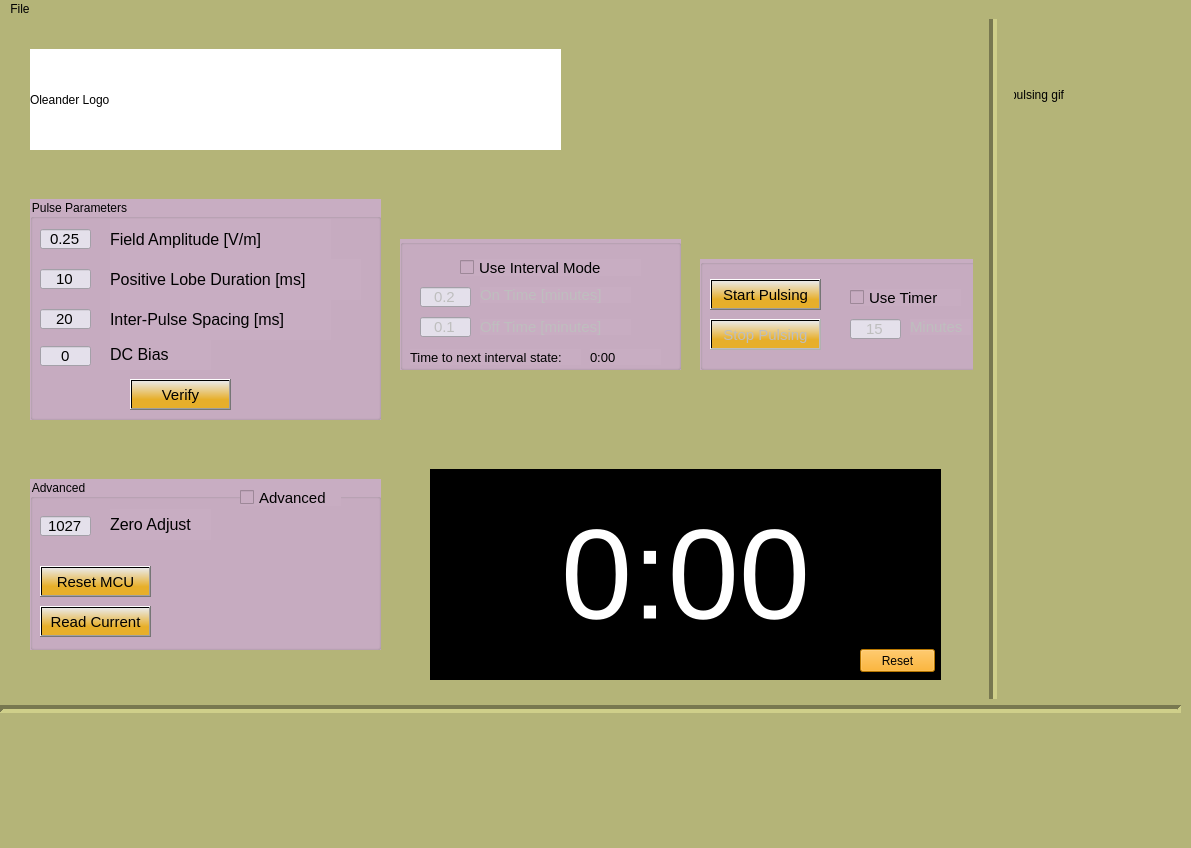
mallozzi/PythonUI, file UI_MainWindow.ui: the form before one commit.
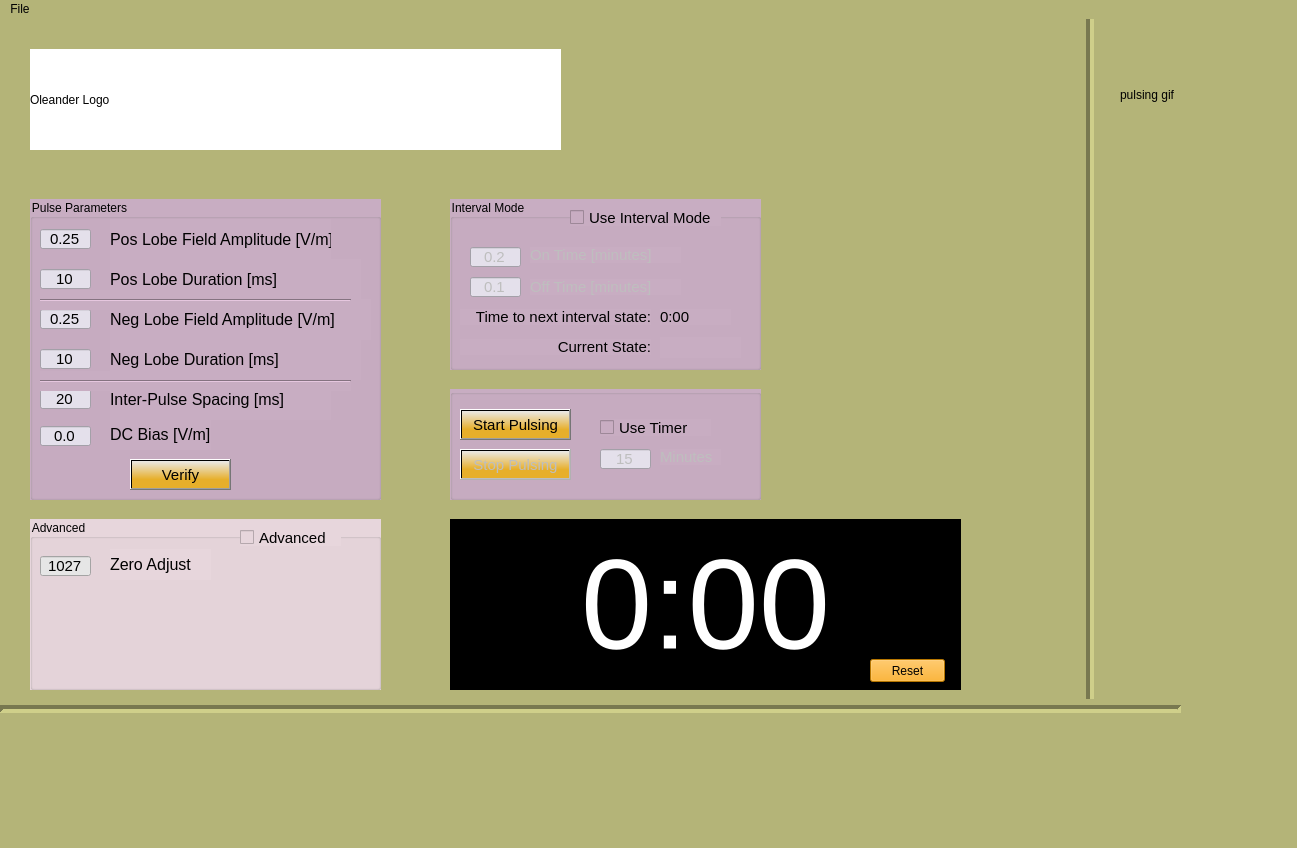
The form after the commit.

Commit message: independent control of positive and negative lobe. Some UI changes.

The edit to the form file:
```diff
--- a/UI_MainWindow.ui
+++ b/UI_MainWindow.ui
@@ -9,7 +9,7 @@
    <rect>
     <x>0</x>
     <y>0</y>
-    <width>1191</width>
+    <width>1297</width>
     <height>848</height>
    </rect>
   </property>
@@ -39,7 +39,7 @@
       <x>30</x>
       <y>180</y>
       <width>351</width>
-      <height>221</height>
+      <height>301</height>
      </rect>
     </property>
     <property name="autoFillBackground">
@@ -68,10 +68,12 @@
       <font>
        <family>Yu Gothic UI</family>
        <pointsize>12</pointsize>
+       <weight>50</weight>
+       <bold>false</bold>
       </font>
      </property>
      <property name="text">
-      <string>Field Amplitude [V/m]</string>
+      <string>Pos Lobe Field Amplitude [V/m]</string>
      </property>
      <property name="wordWrap">
       <bool>false</bool>
@@ -108,7 +110,7 @@
      <property name="geometry">
       <rect>
        <x>100</x>
-       <y>180</y>
+       <y>260</y>
        <width>101</width>
        <height>31</height>
       </rect>
@@ -168,7 +170,7 @@
       </font>
      </property>
      <property name="text">
-      <string>Positive Lobe Duration [ms]</string>
+      <string>Pos Lobe Duration [ms]</string>
      </property>
      <property name="wordWrap">
       <bool>false</bool>
@@ -178,7 +180,7 @@
      <property name="geometry">
       <rect>
        <x>80</x>
-       <y>100</y>
+       <y>180</y>
        <width>221</width>
        <height>41</height>
       </rect>
@@ -200,7 +202,7 @@
      <property name="geometry">
       <rect>
        <x>10</x>
-       <y>110</y>
+       <y>190</y>
        <width>51</width>
        <height>20</height>
       </rect>
@@ -224,7 +226,7 @@
      <property name="geometry">
       <rect>
        <x>80</x>
-       <y>140</y>
+       <y>220</y>
        <width>101</width>
        <height>31</height>
       </rect>
@@ -236,7 +238,7 @@
       </font>
      </property>
      <property name="text">
-      <string>DC Bias</string>
+      <string>DC Bias [V/m]</string>
      </property>
      <property name="wordWrap">
       <bool>false</bool>
@@ -246,7 +248,7 @@
      <property name="geometry">
       <rect>
        <x>10</x>
-       <y>147</y>
+       <y>227</y>
        <width>51</width>
        <height>20</height>
       </rect>
@@ -260,19 +262,146 @@
       <string notr="true">background-color:rgb(228, 224, 235)</string>
      </property>
      <property name="text">
-      <string>0</string>
+      <string>0.0</string>
      </property>
      <property name="alignment">
       <set>Qt::AlignCenter</set>
      </property>
     </widget>
+    <widget class="QLineEdit" name="txEd_EFieldAmpNeg">
+     <property name="geometry">
+      <rect>
+       <x>10</x>
+       <y>110</y>
+       <width>51</width>
+       <height>20</height>
+      </rect>
+     </property>
+     <property name="font">
+      <font>
+       <pointsize>11</pointsize>
+      </font>
+     </property>
+     <property name="toolTip">
+      <string>&lt;html&gt;&lt;head/&gt;&lt;body&gt;&lt;p&gt;Deviation below DC bias of negative lobe (second part) of pulse&lt;/p&gt;&lt;/body&gt;&lt;/html&gt;</string>
+     </property>
+     <property name="autoFillBackground">
+      <bool>false</bool>
+     </property>
+     <property name="styleSheet">
+      <string notr="true">background-color:rgb(228, 224, 235)</string>
+     </property>
+     <property name="text">
+      <string>0.25</string>
+     </property>
+     <property name="alignment">
+      <set>Qt::AlignCenter</set>
+     </property>
+    </widget>
+    <widget class="QLineEdit" name="txEd_pulseDurationNeg">
+     <property name="geometry">
+      <rect>
+       <x>10</x>
+       <y>150</y>
+       <width>51</width>
+       <height>20</height>
+      </rect>
+     </property>
+     <property name="font">
+      <font>
+       <pointsize>11</pointsize>
+      </font>
+     </property>
+     <property name="toolTip">
+      <string>&lt;html&gt;&lt;head/&gt;&lt;body&gt;&lt;p&gt;Time in ms that negative (second) lobe is applied&lt;/p&gt;&lt;/body&gt;&lt;/html&gt;</string>
+     </property>
+     <property name="styleSheet">
+      <string notr="true">background-color:rgb(228, 224, 235)</string>
+     </property>
+     <property name="text">
+      <string>10</string>
+     </property>
+     <property name="alignment">
+      <set>Qt::AlignCenter</set>
+     </property>
+    </widget>
+    <widget class="QLabel" name="label_5">
+     <property name="geometry">
+      <rect>
+       <x>80</x>
+       <y>100</y>
+       <width>261</width>
+       <height>41</height>
+      </rect>
+     </property>
+     <property name="font">
+      <font>
+       <family>Yu Gothic UI</family>
+       <pointsize>12</pointsize>
+      </font>
+     </property>
+     <property name="text">
+      <string>Neg Lobe Field Amplitude [V/m]</string>
+     </property>
+     <property name="wordWrap">
+      <bool>false</bool>
+     </property>
+    </widget>
+    <widget class="QLabel" name="label_8">
+     <property name="geometry">
+      <rect>
+       <x>80</x>
+       <y>140</y>
+       <width>251</width>
+       <height>41</height>
+      </rect>
+     </property>
+     <property name="font">
+      <font>
+       <family>Yu Gothic UI</family>
+       <pointsize>12</pointsize>
+      </font>
+     </property>
+     <property name="text">
+      <string>Neg Lobe Duration [ms]</string>
+     </property>
+     <property name="wordWrap">
+      <bool>false</bool>
+     </property>
+    </widget>
+    <widget class="Line" name="line_3">
+     <property name="geometry">
+      <rect>
+       <x>10</x>
+       <y>91</y>
+       <width>311</width>
+       <height>20</height>
+      </rect>
+     </property>
+     <property name="orientation">
+      <enum>Qt::Horizontal</enum>
+     </property>
+    </widget>
+    <widget class="Line" name="line_4">
+     <property name="geometry">
+      <rect>
+       <x>10</x>
+       <y>172</y>
+       <width>311</width>
+       <height>20</height>
+      </rect>
+     </property>
+     <property name="orientation">
+      <enum>Qt::Horizontal</enum>
+     </property>
+    </widget>
    </widget>
    <widget class="QGroupBox" name="gB_PulseOnOff">
     <property name="geometry">
      <rect>
-      <x>700</x>
-      <y>240</y>
-      <width>281</width>
+      <x>450</x>
+      <y>370</y>
+      <width>311</width>
       <height>111</height>
      </rect>
     </property>
@@ -423,13 +552,104 @@
     <property name="geometry">
      <rect>
       <x>30</x>
-      <y>460</y>
+      <y>500</y>
       <width>351</width>
       <height>171</height>
      </rect>
     </property>
+    <property name="palette">
+     <palette>
+      <active>
+       <colorrole role="Button">
+        <brush brushstyle="SolidPattern">
+         <color alpha="255">
+          <red>231</red>
+          <green>214</green>
+          <blue>220</blue>
+         </color>
+        </brush>
+       </colorrole>
+       <colorrole role="Base">
+        <brush brushstyle="SolidPattern">
+         <color alpha="255">
+          <red>231</red>
+          <green>214</green>
+          <blue>220</blue>
+         </color>
+        </brush>
+       </colorrole>
+       <colorrole role="Window">
+        <brush brushstyle="SolidPattern">
+         <color alpha="255">
+          <red>231</red>
+          <green>214</green>
+          <blue>220</blue>
+         </color>
+        </brush>
+       </colorrole>
+      </active>
+      <inactive>
+       <colorrole role="Button">
+        <brush brushstyle="SolidPattern">
+         <color alpha="255">
+          <red>231</red>
+          <green>214</green>
+          <blue>220</blue>
+         </color>
+        </brush>
+       </colorrole>
+       <colorrole role="Base">
+        <brush brushstyle="SolidPattern">
+         <color alpha="255">
+          <red>231</red>
+          <green>214</green>
+          <blue>220</blue>
+         </color>
+        </brush>
+       </colorrole>
+       <colorrole role="Window">
+        <brush brushstyle="SolidPattern">
+         <color alpha="255">
+          <red>231</red>
+          <green>214</green>
+          <blue>220</blue>
+         </color>
+        </brush>
+       </colorrole>
+      </inactive>
+      <disabled>
+       <colorrole role="Button">
+        <brush brushstyle="SolidPattern">
+         <color alpha="255">
+          <red>231</red>
+          <green>214</green>
+          <blue>220</blue>
+         </color>
+        </brush>
+       </colorrole>
+       <colorrole role="Base">
+        <brush brushstyle="SolidPattern">
+         <color alpha="255">
+          <red>231</red>
+          <green>214</green>
+          <blue>220</blue>
+         </color>
+        </brush>
+       </colorrole>
+       <colorrole role="Window">
+        <brush brushstyle="SolidPattern">
+         <color alpha="255">
+          <red>231</red>
+          <green>214</green>
+          <blue>220</blue>
+         </color>
+        </brush>
+       </colorrole>
+      </disabled>
+     </palette>
+    </property>
     <property name="styleSheet">
-     <string notr="true">background-color: rgb(200, 173, 194);
+     <string notr="true">background-color: rgb(231,214,220);
 </string>
     </property>
     <property name="title">
@@ -438,50 +658,6 @@
     <property name="flat">
      <bool>true</bool>
     </property>
-    <widget class="QPushButton" name="pB_resetMCU">
-     <property name="geometry">
-      <rect>
-       <x>10</x>
-       <y>87</y>
-       <width>111</width>
-       <height>31</height>
-      </rect>
-     </property>
-     <property name="font">
-      <font>
-       <family>Yu Gothic UI</family>
-       <pointsize>11</pointsize>
-      </font>
-     </property>
-     <property name="styleSheet">
-      <string notr="true">background-color: qlineargradient(spread:pad, x1:0.988455, y1:0.693, x2:1, y2:0, stop:0 rgba(231, 175, 42, 255), stop:1 rgba(234, 234, 234, 255));</string>
-     </property>
-     <property name="text">
-      <string>Reset MCU</string>
-     </property>
-    </widget>
-    <widget class="QPushButton" name="pB_readCurrent">
-     <property name="geometry">
-      <rect>
-       <x>10</x>
-       <y>127</y>
-       <width>111</width>
-       <height>31</height>
-      </rect>
-     </property>
-     <property name="font">
-      <font>
-       <family>Yu Gothic UI</family>
-       <pointsize>11</pointsize>
-      </font>
-     </property>
-     <property name="styleSheet">
-      <string notr="true">background-color: qlineargradient(spread:pad, x1:0.988455, y1:0.693, x2:1, y2:0, stop:0 rgba(231, 175, 42, 255), stop:1 rgba(234, 234, 234, 255));</string>
-     </property>
-     <property name="text">
-      <string>Read Current</string>
-     </property>
-    </widget>
     <widget class="QCheckBox" name="cB_AdvancedControls">
      <property name="geometry">
       <rect>
@@ -515,7 +691,7 @@
       </font>
      </property>
      <property name="styleSheet">
-      <string notr="true">background-color:rgb(228, 224, 235)</string>
+      <string notr="true">background-color:rgb(230,230,230)</string>
      </property>
      <property name="text">
       <string>1027</string>
@@ -550,7 +726,7 @@
    <widget class="QLabel" name="lbl_gif">
     <property name="geometry">
      <rect>
-      <x>1010</x>
+      <x>1120</x>
       <y>0</y>
       <width>151</width>
       <height>151</height>
@@ -563,7 +739,7 @@
    <widget class="Line" name="line">
     <property name="geometry">
      <rect>
-      <x>973</x>
+      <x>1070</x>
       <y>-10</y>
       <width>41</width>
       <height>701</height>
@@ -595,10 +771,10 @@
    <widget class="QLabel" name="lbl_CountDown">
     <property name="geometry">
      <rect>
-      <x>430</x>
-      <y>450</y>
+      <x>450</x>
+      <y>500</y>
       <width>511</width>
-      <height>211</height>
+      <height>171</height>
      </rect>
     </property>
     <property name="font">
@@ -625,8 +801,8 @@
    <widget class="QPushButton" name="pB_ResetTimer">
     <property name="geometry">
      <rect>
-      <x>860</x>
-      <y>630</y>
+      <x>870</x>
+      <y>640</y>
       <width>75</width>
       <height>23</height>
      </rect>
@@ -654,10 +830,10 @@
    <widget class="QGroupBox" name="gB_PulseOnOff_3">
     <property name="geometry">
      <rect>
-      <x>400</x>
-      <y>220</y>
-      <width>281</width>
-      <height>131</height>
+      <x>450</x>
+      <y>180</y>
+      <width>311</width>
+      <height>171</height>
      </rect>
     </property>
     <property name="styleSheet">
@@ -665,7 +841,7 @@
 </string>
     </property>
     <property name="title">
-     <string/>
+     <string>Interval Mode</string>
     </property>
     <property name="flat">
      <bool>true</bool>
@@ -673,9 +849,9 @@
     <widget class="QCheckBox" name="cB_useIntervalMode">
      <property name="geometry">
       <rect>
-       <x>60</x>
-       <y>20</y>
-       <width>181</width>
+       <x>120</x>
+       <y>10</y>
+       <width>151</width>
        <height>17</height>
       </rect>
      </property>
@@ -792,23 +968,26 @@
       <rect>
        <x>10</x>
        <y>110</y>
-       <width>171</width>
+       <width>191</width>
        <height>16</height>
       </rect>
      </property>
      <property name="font">
       <font>
-       <pointsize>10</pointsize>
+       <pointsize>11</pointsize>
       </font>
      </property>
      <property name="text">
       <string>Time to next interval state:</string>
      </property>
+     <property name="alignment">
+      <set>Qt::AlignRight|Qt::AlignTrailing|Qt::AlignVCenter</set>
+     </property>
     </widget>
     <widget class="QLabel" name="lbl_intervalTime">
      <property name="geometry">
       <rect>
-       <x>190</x>
+       <x>210</x>
        <y>110</y>
        <width>71</width>
        <height>16</height>
@@ -816,13 +995,52 @@
      </property>
      <property name="font">
       <font>
-       <pointsize>10</pointsize>
+       <pointsize>11</pointsize>
       </font>
      </property>
      <property name="text">
       <string>0:00</string>
      </property>
     </widget>
+    <widget class="QLabel" name="lbl_intervalState">
+     <property name="geometry">
+      <rect>
+       <x>210</x>
+       <y>138</y>
+       <width>81</width>
+       <height>21</height>
+      </rect>
+     </property>
+     <property name="font">
+      <font>
+       <pointsize>11</pointsize>
+      </font>
+     </property>
+     <property name="text">
+      <string/>
+     </property>
+    </widget>
+    <widget class="QLabel" name="label_9">
+     <property name="geometry">
+      <rect>
+       <x>10</x>
+       <y>140</y>
+       <width>191</width>
+       <height>16</height>
+      </rect>
+     </property>
+     <property name="font">
+      <font>
+       <pointsize>11</pointsize>
+      </font>
+     </property>
+     <property name="text">
+      <string>Current State:</string>
+     </property>
+     <property name="alignment">
+      <set>Qt::AlignRight|Qt::AlignTrailing|Qt::AlignVCenter</set>
+     </property>
+    </widget>
    </widget>
   </widget>
   <widget class="QMenuBar" name="menubar">
@@ -830,11 +1048,16 @@
     <rect>
      <x>0</x>
      <y>0</y>
-     <width>1191</width>
+     <width>1297</width>
      <height>21</height>
     </rect>
    </property>
    <widget class="QMenu" name="menuFile">
+    <property name="font">
+     <font>
+      <pointsize>11</pointsize>
+     </font>
+    </property>
     <property name="title">
      <string>File</string>
     </property>
```
Left out of the diff: 35 changed lines with no effect on the pictures. The commit also changes 8 other files.
